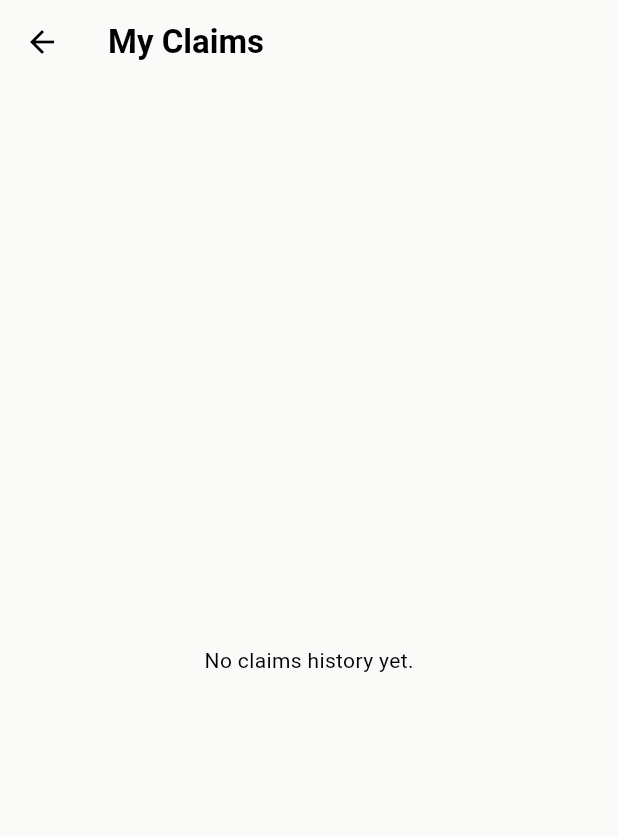
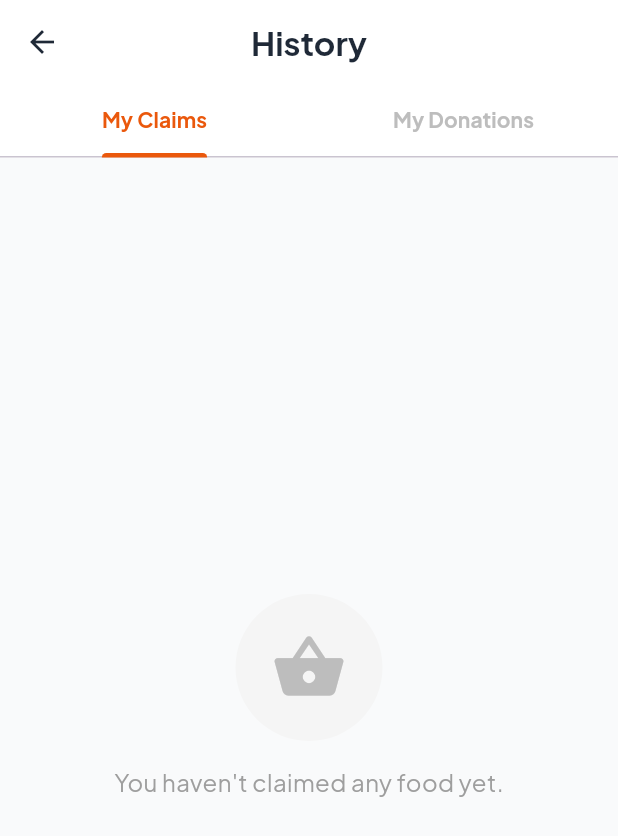
Before and after one commit to hakimi-as/FoodLink, a Flutter app: the HistoryScreen screen opened directly, on a phone screen of 412 x 824 dp. Shown: the top 836 px of the screen. Run offline on Flutter 3.47's test engine with Material 3 defaults, Android fonts, the light colour scheme and no system bars; our stand-ins replace cloud_firestore, firebase_auth, firebase_core, google_fonts, google_sign_in, image_picker; missing offline and left inert: cloudinary_public; accounts and stored records are empty; network calls fail.

Commit message:
add 2 tabs for history claims and donate for donor

```diff
--- a/lib/views/history_screen.dart
+++ b/lib/views/history_screen.dart
@@ -1,154 +1,290 @@
 import 'package:flutter/material.dart';
-import 'package:cloud_firestore/cloud_firestore.dart';
+import 'package:google_fonts/google_fonts.dart';
+import 'package:provider/provider.dart';
 import 'package:intl/intl.dart';
-import 'package:provider/provider.dart';
 import '../providers/auth_provider.dart';
+import '../services/donation_service.dart';
 import '../providers/theme_provider.dart';
-import '../widgets/hover_widgets.dart'; // <--- Using the shared widget file
 
-class HistoryScreen extends StatelessWidget {
+class HistoryScreen extends StatefulWidget {
   const HistoryScreen({super.key});
 
   @override
+  State<HistoryScreen> createState() => _HistoryScreenState();
+}
+
+class _HistoryScreenState extends State<HistoryScreen> {
+  final DonationService _donationService = DonationService();
+
+  @override
   Widget build(BuildContext context) {
-    final authProvider = Provider.of<AuthProvider>(context, listen: false);
-    final themeProvider = Provider.of<ThemeProvider>(context);
+    final user = Provider.of<AuthProvider>(context).currentUserModel;
+    final isDark = Provider.of<ThemeProvider>(context).isDarkMode;
 
-    final currentUserId = authProvider.currentUserModel?.uid;
-    final isDark = themeProvider.isDarkMode;
+    // --- COLORS ---
+    final bgColor = isDark ? const Color(0xFF121212) : const Color(0xFFF9FAFB);
+    final cardColor = isDark ? const Color(0xFF1E1E1E) : Colors.white;
+    final titleColor = isDark ? Colors.white : const Color(0xFF1F2937);
 
-    // --- Dynamic Colors ---
-    final bgColor = isDark ? const Color(0xFF121212) : const Color(0xFFFAFAF9);
-    final cardColor = isDark ? const Color(0xFF1E1E1E) : Colors.white;
-    final textColor = isDark ? Colors.white : Colors.black;
-    final subTextColor = isDark ? Colors.grey[400] : Colors.grey[600];
+    // FIX 1: Ensure subtitleColor is not null using '!' or a default
+    final subtitleColor = isDark ? Colors.grey[400]! : Colors.grey[500]!;
 
+    final iconOpacity = isDark ? 0.2 : 0.1;
+
+    if (user == null) {
       return Scaffold(
         backgroundColor: bgColor,
+        body: Center(child: Text("Please login first", style: TextStyle(color: titleColor)))
+      );
+    }
+
+    return DefaultTabController(
+      length: 2,
+      child: Scaffold(
+        backgroundColor: bgColor,
         appBar: AppBar(
-        title: Text("My Claims",
-            style: TextStyle(color: textColor, fontWeight: FontWeight.bold)),
-        backgroundColor: bgColor,
-        iconTheme: IconThemeData(color: textColor),
+          title: Text(
+            "History",
+            style: GoogleFonts.plusJakartaSans(
+              fontWeight: FontWeight.bold,
+              color: titleColor,
+            ),
+          ),
+          centerTitle: true,
+          backgroundColor: isDark ? const Color(0xFF1E1E1E) : Colors.white,
           elevation: 0,
+          iconTheme: IconThemeData(color: titleColor),
+          bottom: TabBar(
+            labelColor: const Color(0xFFEA580C),
+            unselectedLabelColor: isDark ? Colors.grey[600] : Colors.grey[400],
+            indicatorColor: const Color(0xFFEA580C),
+            indicatorWeight: 3,
+            labelStyle: GoogleFonts.plusJakartaSans(fontWeight: FontWeight.bold),
+            tabs: const [
+              Tab(text: "My Claims"),
+              Tab(text: "My Donations"),
+            ],
           ),
-      body: StreamBuilder<QuerySnapshot>(
-        stream: FirebaseFirestore.instance
-            .collection('claims')
-            .where('studentId', isEqualTo: currentUserId)
-            .orderBy('claimedAt', descending: true)
-            .snapshots(),
+        ),
+        body: TabBarView(
+          children: [
+            _buildHistoryList(
+              stream: _donationService.getUserClaims(user.uid),
+              emptyMessage: "You haven't claimed any food yet.",
+              isDonation: false,
+              isDark: isDark,
+              cardColor: cardColor,
+              titleColor: titleColor,
+              subtitleColor: subtitleColor,
+              iconOpacity: iconOpacity,
+            ),
+            _buildHistoryList(
+              stream: _donationService.getUserDonations(user.uid),
+              emptyMessage: "You haven't donated any food yet.",
+              isDonation: true,
+              isDark: isDark,
+              cardColor: cardColor,
+              titleColor: titleColor,
+              subtitleColor: subtitleColor,
+              iconOpacity: iconOpacity,
+            ),
+          ],
+        ),
+      ),
+    );
+  }
+
+  Widget _buildHistoryList({
+    required Stream<List<Map<String, dynamic>>> stream,
+    required String emptyMessage,
+    required bool isDonation,
+    required bool isDark,
+    required Color cardColor,
+    required Color titleColor,
+    required Color subtitleColor,
+    required double iconOpacity,
+  }) {
+    return StreamBuilder<List<Map<String, dynamic>>>(
+      stream: stream,
       builder: (context, snapshot) {
         if (snapshot.connectionState == ConnectionState.waiting) {
           return const Center(child: CircularProgressIndicator());
         }
 
-          if (!snapshot.hasData || snapshot.data!.docs.isEmpty) {
-            return Center(
-                child: Text("No claims history yet.",
-                    style: TextStyle(color: textColor)));
+        if (snapshot.hasError) {
+          return Center(child: Text("Error: ${snapshot.error}", style: TextStyle(color: titleColor)));
         }
 
-          final docs = snapshot.data!.docs;
+        final items = snapshot.data ?? [];
 
-          return ListView.builder(
+        // --- EMPTY STATE ---
+        if (items.isEmpty) {
+          return Center(
+            child: Column(
+              mainAxisAlignment: MainAxisAlignment.center,
+              children: [
+                Container(
+                  padding: const EdgeInsets.all(24),
+                  decoration: BoxDecoration(
+                    // FIX 2: Use .withValues(alpha: ...) instead of .withOpacity()
+                    color: isDark ? Colors.white.withValues(alpha: 0.05) : Colors.grey[100],
+                    shape: BoxShape.circle,
+                  ),
+                  child: Icon(
+                    isDonation ? Icons.volunteer_activism : Icons.shopping_basket,
+                    size: 50,
+                    color: isDark ? Colors.grey[600] : Colors.grey[400],
+                  ),
+                ),
+                const SizedBox(height: 16),
+                Text(
+                  emptyMessage,
+                  style: GoogleFonts.plusJakartaSans(
+                    color: subtitleColor,
+                    fontSize: 16,
+                  ),
+                ),
+              ],
+            ),
+          );
+        }
+
+        // --- LIST STATE ---
+        return ListView.separated(
+          padding: const EdgeInsets.all(20),
+          itemCount: items.length,
+          separatorBuilder: (context, index) => const SizedBox(height: 12),
+          itemBuilder: (context, index) {
+            final item = items[index];
+            final title = item['title'] ?? 'Unknown Item';
+            final quantity = item['quantity'] ?? 1;
+            final timestamp = item['timestamp']?.toDate() ?? DateTime.now();
+            final formattedDate = DateFormat('MMM d, h:mm a').format(timestamp);
+            final status = item['status'] ?? 'Unknown';
+
+            // Determine Primary Color for this card
+            final primaryColor = isDonation ? Colors.green : Colors.orange;
+
+            return Container(
+              decoration: BoxDecoration(
+                color: cardColor,
+                borderRadius: BorderRadius.circular(20),
+                boxShadow: [
+                   BoxShadow(
+                      // FIX 3: Updated to withValues
+                      color: Colors.black.withValues(alpha: isDark ? 0.3 : 0.05),
+                      blurRadius: 10,
+                      offset: const Offset(0, 4),
+                   )
+                ]
+              ),
+              child: Padding(
                 padding: const EdgeInsets.all(16),
-            itemCount: docs.length,
-            itemBuilder: (context, index) {
-              final data = docs[index].data() as Map<String, dynamic>;
-
-              final foodTitle = data['foodTitle'] ?? 'Unknown Item';
-              final int quantity =
-                  data['quantityClaimed'] ?? data['quantity'] ?? 1;
-
-              final status = data['status'] ?? 'pending';
-              final Timestamp? timestamp = data['claimedAt'];
-              final dateStr = timestamp != null
-                  ? DateFormat('MMM d, h:mm a').format(timestamp.toDate())
-                  : 'Just now';
-
-              // Dynamic Status Colors
-              final isCompleted = status == 'completed';
-              final statusColor =
-                  isCompleted ? Colors.blue : Colors.orange;
-              final statusIcon =
-                  isCompleted ? Icons.restaurant : Icons.access_time;
-
-              // --- APPLIED HOVER ANIMATION ---
-              return HoverScaler(
-                scaleFactor: 1.02,
-                child: Card(
-                  color: cardColor,
-                  margin: const EdgeInsets.only(bottom: 12),
-                  shape: RoundedRectangleBorder(
-                      borderRadius: BorderRadius.circular(16)),
-                  elevation: 0,
-                  child: Padding(
-                    padding: const EdgeInsets.all(16.0),
                 child: Row(
                   children: [
-                        // Icon Status
+                    // 1. Icon Box
                     Container(
-                          padding: const EdgeInsets.all(12),
+                      width: 56,
+                      height: 56,
                       decoration: BoxDecoration(
-                            color: isDark
-                                ? const Color(0xFF2C2C2C)
-                                : Colors.orange[50],
-                            shape: BoxShape.circle,
+                        // FIX 4: Updated to withValues
+                        color: primaryColor.withValues(alpha: iconOpacity),
+                        borderRadius: BorderRadius.circular(16),
                       ),
-                          child: Icon(statusIcon,
-                              color: statusColor, size: 24),
+                      child: Icon(
+                        isDonation ? Icons.volunteer_activism : Icons.restaurant,
+                        color: primaryColor,
+                        size: 26,
+                      ),
                     ),
                     const SizedBox(width: 16),
 
-                        // Details
+                    // 2. Text Info
                     Expanded(
                       child: Column(
                         crossAxisAlignment: CrossAxisAlignment.start,
                         children: [
-                              Text(foodTitle,
-                                  style: TextStyle(
+                          Text(
+                            title,
+                            style: GoogleFonts.plusJakartaSans(
+                              fontWeight: FontWeight.bold,
                               fontSize: 16,
-                                      fontWeight: FontWeight.bold,
-                                      color: textColor)),
+                              color: titleColor,
+                            ),
+                            maxLines: 1,
+                            overflow: TextOverflow.ellipsis,
+                          ),
                           const SizedBox(height: 4),
-                              Text("Claimed: $quantity unit(s)",
-                                  style: TextStyle(
-                                      color: subTextColor, fontSize: 12)),
-                              Text("Time: $dateStr",
-                                  style: TextStyle(
-                                      color: subTextColor, fontSize: 12)),
+
+                          // Time Row
+                          Row(
+                            children: [
+                              Icon(Icons.access_time_rounded, size: 12, color: subtitleColor),
+                              const SizedBox(width: 4),
+                              Text(
+                                formattedDate,
+                                style: GoogleFonts.plusJakartaSans(
+                                  color: subtitleColor,
+                                  fontSize: 12,
+                                  fontWeight: FontWeight.w500,
+                                ),
+                              ),
+                            ],
+                          ),
+                          const SizedBox(height: 4),
+
+                          // Quantity Row
+                          Text(
+                            isDonation
+                                ? "Donated: $quantity unit(s)"
+                                : "Claimed: $quantity unit(s)",
+                            style: GoogleFonts.plusJakartaSans(
+                              color: primaryColor,
+                              fontSize: 12,
+                              fontWeight: FontWeight.bold
+                            ),
+                          ),
                         ],
                       ),
                     ),
 
-                        // Status Badge
+                    // 3. Status Pill
                     Container(
-                          padding: const EdgeInsets.symmetric(
-                              horizontal: 12, vertical: 6),
+                      padding: const EdgeInsets.symmetric(horizontal: 12, vertical: 6),
                       decoration: BoxDecoration(
-                            border: Border.all(color: statusColor),
+                        color: isDark ? const Color(0xFF2C2C2C) : Colors.grey[100],
                         borderRadius: BorderRadius.circular(20),
+                        border: Border.all(
+                          color: isDark ? Colors.transparent : Colors.grey[200]!
+                        ),
                       ),
                       child: Text(
                         status.toUpperCase(),
-                            style: TextStyle(
+                        style: GoogleFonts.plusJakartaSans(
+                          color: _getStatusColor(status),
+                          fontWeight: FontWeight.bold,
                           fontSize: 10,
-                              fontWeight: FontWeight.bold,
-                              color: statusColor,
+                          letterSpacing: 0.5
                         ),
                       ),
                     ),
                   ],
                 ),
               ),
-                ),
             );
           },
         );
       },
-      ),
     );
   }
+
+  Color _getStatusColor(String status) {
+    switch (status.toLowerCase()) {
+      case 'available': return Colors.green;
+      case 'reserved': return Colors.orange;
+      case 'completed': return Colors.blue;
+      case 'expired': return Colors.red;
+      default: return Colors.grey;
     }
-// NO CLASS HERE - IT IS REMOVED
+  }
+}
```
Also changed, not shown: lib/services/donation_service.dart (+56 -2 lines), lib/views/tabs/feed_tab.dart (+16 -13 lines), lib/views/user_details_screen.dart (+1 -9 lines). Lines whose indentation alone changed are shown as unchanged.
